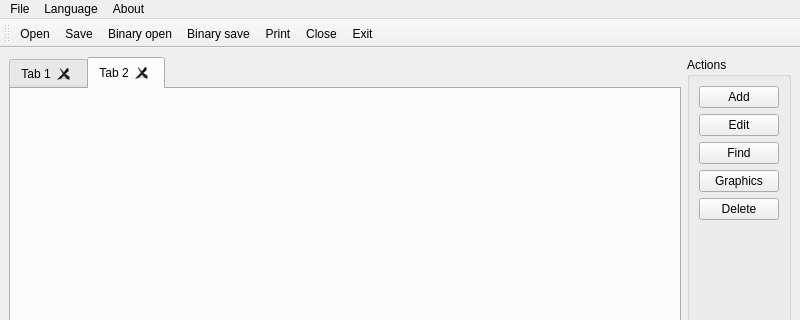
avi-gecko/cw-vesupplier, file mainwindow.ui: the form before one commit; both pictures show x 0 to 800 and y 0 to 320 of the 800 by 600 pixel window.
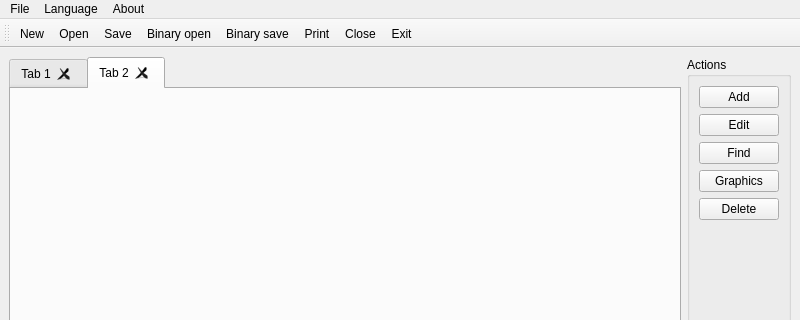
The form after the commit. Icons and pictures are not drawn.

Commit message: Добавлена функция создания нового файла

```diff
--- a/mainwindow.ui
+++ b/mainwindow.ui
@@ -156,6 +156,7 @@
    <attribute name="toolBarBreak">
     <bool>false</bool>
    </attribute>
+   <addaction name="actionNew"/>
    <addaction name="open"/>
    <addaction name="save"/>
    <addaction name="binaryOpen"/>
@@ -257,6 +258,15 @@
     <string>Binary open</string>
    </property>
   </action>
+  <action name="actionNew">
+   <property name="icon">
+    <iconset resource="icons.qrc">
+     <normaloff>:/tools/tools_icons/paper-symbolic.svg</normaloff>:/tools/tools_icons/paper-symbolic.svg</iconset>
+   </property>
+   <property name="text">
+    <string>New</string>
+   </property>
+  </action>
  </widget>
  <resources>
   <include location="icons.qrc"/>
```
Left out of the diff: 1 changed line with no effect on the pictures. The commit also changes 2 other files.
